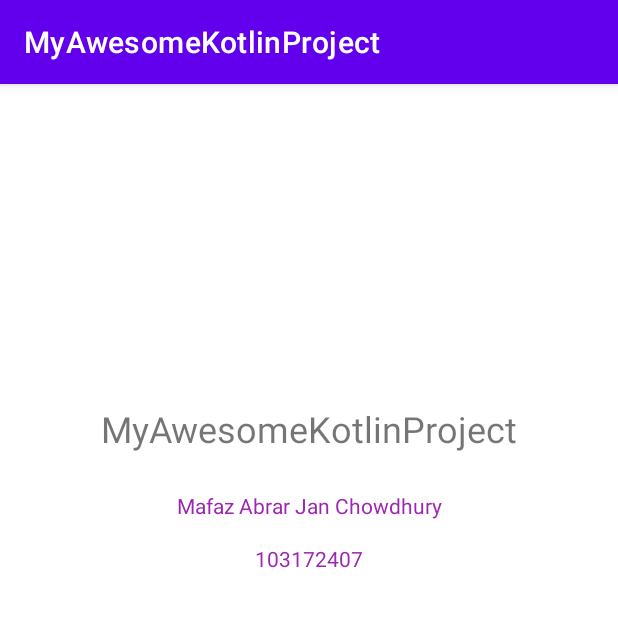
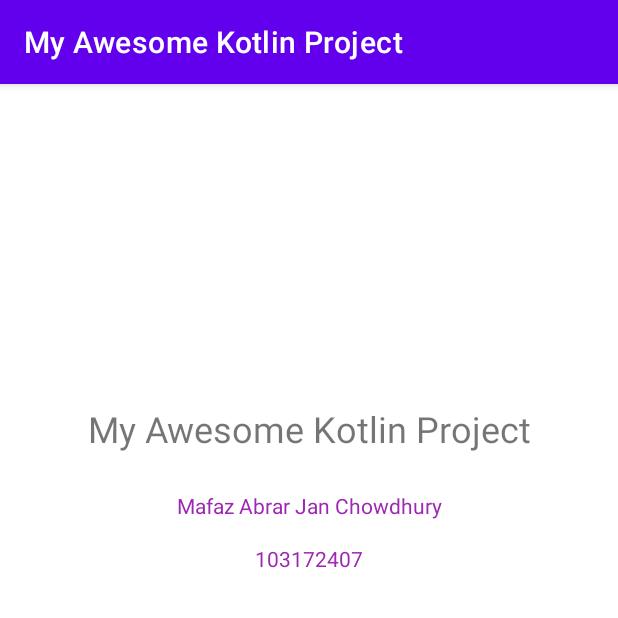
Before and after one commit to mafaz-abrar/my-awesome-kotlin-app, an Android app: the screen it shows after launch (MainActivity), on a phone screen of 412 x 824 dp, the top half of it. Run offline under Robolectric (Android 15) with nearby library versions, the phone set to English and light mode, and no system bars.

Commit message:
App Name Change (added spaces)

```diff
--- a/app/src/main/res/values/strings.xml
+++ b/app/src/main/res/values/strings.xml
@@ -1,5 +1,5 @@
 <resources>
-    <string name="app_name">MyAwesomeKotlinProject</string>
+    <string name="app_name">My Awesome Kotlin Project</string>
     <string name="author_name">Mafaz Abrar Jan Chowdhury</string>
     <string name="author_student_id">103172407</string>
 </resources>
```
